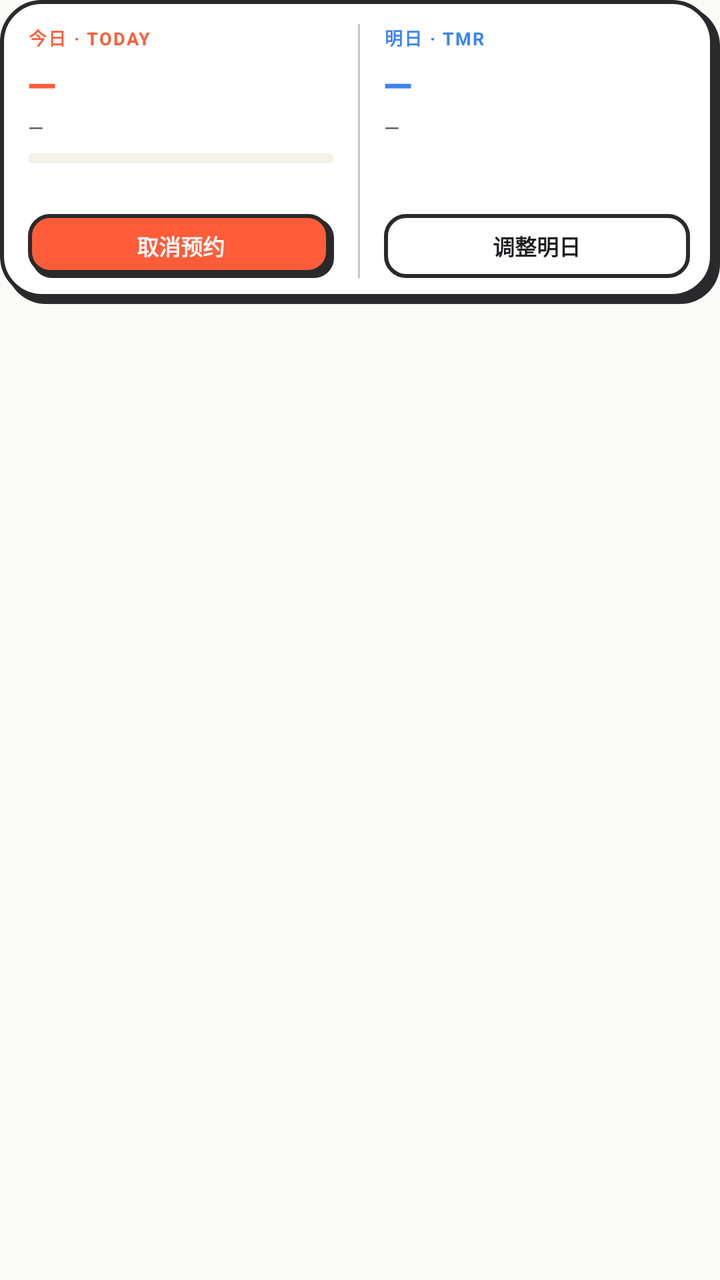
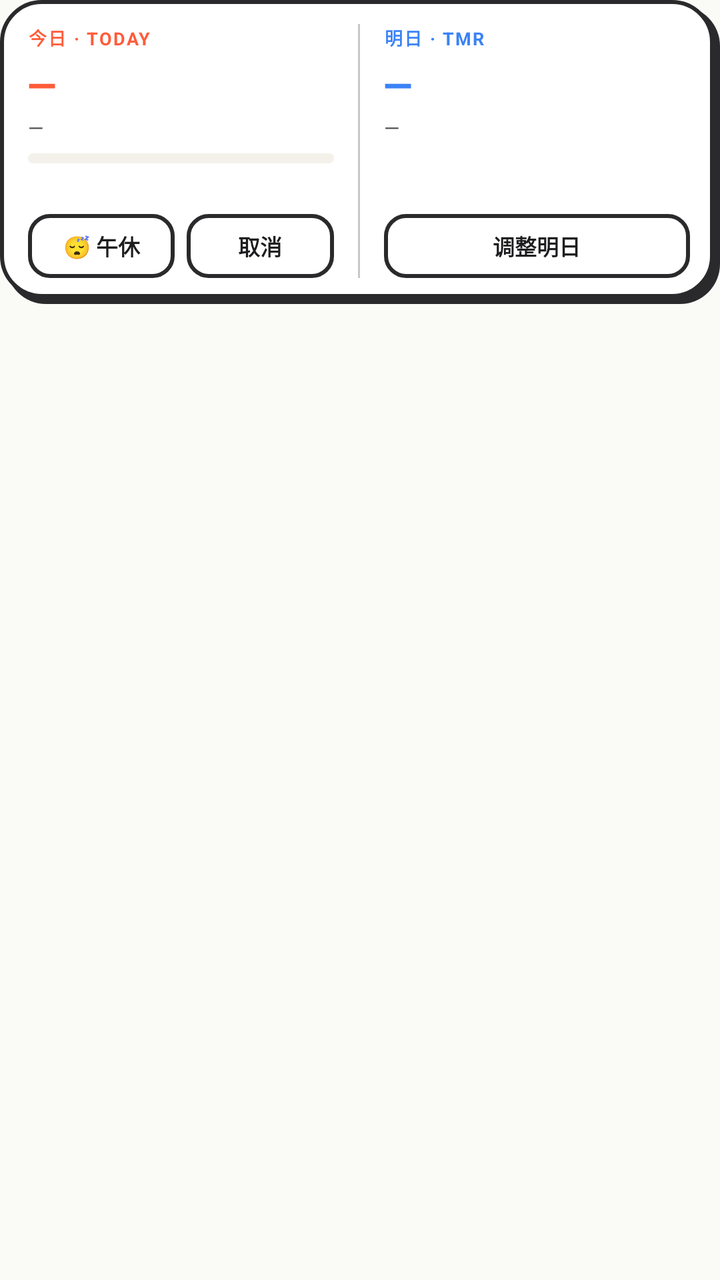

Compare the two renders of this Android layout. The source of the first and the diff that turns it into the second are given below.
<!-- AndroidManifest.xml: application theme Theme.AutoLib -->
<!-- res/layout/widget_medium.xml -->
<?xml version="1.0" encoding="utf-8"?>
<FrameLayout xmlns:android="http://schemas.android.com/apk/res/android"
    android:layout_width="match_parent"
    android:layout_height="match_parent">

    <LinearLayout
        android:id="@+id/w_root"
        android:layout_width="match_parent"
        android:layout_height="wrap_content"
        android:background="@drawable/bg_widget"
        android:baselineAligned="false"
        android:orientation="horizontal"
        android:paddingStart="14dp"
        android:paddingTop="12dp"
        android:paddingEnd="15dp"
        android:paddingBottom="13dp">

        
        <LinearLayout
            android:layout_width="0dp"
            android:layout_height="match_parent"
            android:layout_weight="1"
            android:orientation="vertical">

            <TextView
                android:layout_width="wrap_content"
                android:layout_height="wrap_content"
                android:letterSpacing="0.08"
                android:text="今日 · TODAY"
                android:textColor="@color/primary"
                android:textSize="9sp"
                android:textStyle="bold" />

            <TextView
                android:id="@+id/w_seat"
                android:layout_width="match_parent"
                android:layout_height="wrap_content"
                android:layout_marginTop="4dp"
                android:ellipsize="end"
                android:fontFamily="sans-serif-medium"
                android:letterSpacing="-0.02"
                android:maxLines="1"
                android:text="—"
                android:textColor="@color/primary"
                android:textSize="19sp"
                android:textStyle="bold" />

            <TextView
                android:id="@+id/w_time"
                android:layout_width="match_parent"
                android:layout_height="wrap_content"
                android:layout_marginTop="2dp"
                android:ellipsize="end"
                android:maxLines="1"
                android:text="—"
                android:textColor="@color/text_secondary"
                android:textSize="10sp" />

            <TextView
                android:id="@+id/w_badge"
                android:layout_width="wrap_content"
                android:layout_height="wrap_content"
                android:layout_marginTop="5dp"
                android:background="@drawable/bg_widget_badge_success"
                android:maxLines="1"
                android:paddingStart="7dp"
                android:paddingTop="2dp"
                android:paddingEnd="7dp"
                android:paddingBottom="2dp"
                android:text="已预约"
                android:textColor="@color/success"
                android:textSize="9sp"
                android:textStyle="bold"
                android:visibility="gone" />

            <ProgressBar
                android:id="@+id/w_progress"
                style="?android:attr/progressBarStyleHorizontal"
                android:layout_width="match_parent"
                android:layout_height="5dp"
                android:layout_marginTop="6dp"
                android:max="100"
                android:progress="0"
                android:progressDrawable="@drawable/progress_widget" />

            <TextView
                android:id="@+id/w_status"
                android:layout_width="match_parent"
                android:layout_height="wrap_content"
                android:layout_marginTop="3dp"
                android:ellipsize="end"
                android:maxLines="1"
                android:text=""
                android:textColor="@color/text_muted"
                android:textSize="9sp" />

            <FrameLayout
                android:layout_width="match_parent"
                android:layout_height="0dp"
                android:layout_weight="1"
                android:minHeight="10dp" />

            <TextView
                android:id="@+id/w_action"
                android:layout_width="match_parent"
                android:layout_height="32dp"
                android:background="@drawable/bg_widget_btn_accent"
                android:gravity="center"
                android:maxLines="1"
                android:text="取消预约"
                android:textColor="@color/on_primary"
                android:textSize="11sp"
                android:textStyle="bold" />
        </LinearLayout>

        <FrameLayout
            android:layout_width="1dp"
            android:layout_height="match_parent"
            android:layout_marginStart="12dp"
            android:layout_marginEnd="12dp"
            android:background="@color/stroke_muted" />

        
        <LinearLayout
            android:layout_width="0dp"
            android:layout_height="match_parent"
            android:layout_weight="1"
            android:orientation="vertical">

            <TextView
                android:layout_width="wrap_content"
                android:layout_height="wrap_content"
                android:letterSpacing="0.08"
                android:text="明日 · TMR"
                android:textColor="@color/tomorrow"
                android:textSize="9sp"
                android:textStyle="bold" />

            <TextView
                android:id="@+id/w_tmr_seat"
                android:layout_width="match_parent"
                android:layout_height="wrap_content"
                android:layout_marginTop="4dp"
                android:ellipsize="end"
                android:fontFamily="sans-serif-medium"
                android:letterSpacing="-0.02"
                android:maxLines="1"
                android:text="—"
                android:textColor="@color/tomorrow"
                android:textSize="19sp"
                android:textStyle="bold" />

            <TextView
                android:id="@+id/w_tmr_time"
                android:layout_width="match_parent"
                android:layout_height="wrap_content"
                android:layout_marginTop="2dp"
                android:ellipsize="end"
                android:maxLines="1"
                android:text="—"
                android:textColor="@color/text_secondary"
                android:textSize="10sp" />

            <TextView
                android:id="@+id/w_tmr_badge"
                android:layout_width="wrap_content"
                android:layout_height="wrap_content"
                android:layout_marginTop="5dp"
                android:background="@drawable/bg_widget_badge_tomorrow"
                android:maxLines="1"
                android:paddingStart="7dp"
                android:paddingTop="2dp"
                android:paddingEnd="7dp"
                android:paddingBottom="2dp"
                android:text="已预约"
                android:textColor="@color/tomorrow"
                android:textSize="9sp"
                android:textStyle="bold"
                android:visibility="gone" />

            <TextView
                android:id="@+id/w_tmr_hint"
                android:layout_width="match_parent"
                android:layout_height="wrap_content"
                android:layout_marginTop="4dp"
                android:ellipsize="end"
                android:maxLines="2"
                android:text=""
                android:textColor="@color/text_muted"
                android:textSize="9sp" />

            <FrameLayout
                android:layout_width="match_parent"
                android:layout_height="0dp"
                android:layout_weight="1"
                android:minHeight="10dp" />

            <TextView
                android:id="@+id/w_tmr_action"
                android:layout_width="match_parent"
                android:layout_height="32dp"
                android:background="@drawable/bg_widget_btn_outline"
                android:gravity="center"
                android:maxLines="1"
                android:text="调整明日"
                android:textColor="@color/text_primary"
                android:textSize="11sp"
                android:textStyle="bold" />
        </LinearLayout>
    </LinearLayout>
</FrameLayout>
<!-- resources referenced by this layout -->
<resources>
  <color name="on_primary">#FFFFFF</color>
  <color name="primary">#FF5C3A</color>
  <color name="stroke_muted">#C7C7CC</color>
  <color name="success">#10B981</color>
  <color name="text_muted">#8A8A90</color>
  <color name="text_primary">#1D1D1F</color>
  <color name="text_secondary">#4A4A4F</color>
  <color name="tomorrow">#3B82F6</color>
  <!-- drawable bg_widget_badge_success (drawable) -->
  <?xml version="1.0" encoding="utf-8"?>
  <shape xmlns:android="http://schemas.android.com/apk/res/android">
      <solid android:color="@color/success_soft" />
      <stroke
          android:width="1dp"
          android:color="@color/success" />
      <corners android:radius="20dp" />
  </shape>
  <!-- drawable bg_widget_badge_tomorrow (drawable) -->
  <?xml version="1.0" encoding="utf-8"?>
  <shape xmlns:android="http://schemas.android.com/apk/res/android">
      <solid android:color="@color/tomorrow_soft" />
      <stroke
          android:width="1dp"
          android:color="@color/tomorrow" />
      <corners android:radius="20dp" />
  </shape>
  <!-- drawable bg_widget_btn_accent (drawable) -->
  <?xml version="1.0" encoding="utf-8"?>
  <layer-list xmlns:android="http://schemas.android.com/apk/res/android">
      <item
          android:left="2dp"
          android:top="2dp">
          <shape>
              <solid android:color="@color/stroke" />
              <corners android:radius="10dp" />
          </shape>
      </item>
      <item
          android:bottom="2dp"
          android:right="2dp">
          <shape>
              <solid android:color="@color/primary" />
              <stroke
                  android:width="2dp"
                  android:color="@color/stroke" />
              <corners android:radius="10dp" />
          </shape>
      </item>
  </layer-list>
  <!-- drawable bg_widget_btn_outline (drawable) -->
  <?xml version="1.0" encoding="utf-8"?>
  <shape xmlns:android="http://schemas.android.com/apk/res/android">
      <solid android:color="@color/surface" />
      <stroke
          android:width="2dp"
          android:color="@color/stroke" />
      <corners android:radius="10dp" />
  </shape>
  <!-- drawable progress_widget (drawable) -->
  <?xml version="1.0" encoding="utf-8"?>
  <layer-list xmlns:android="http://schemas.android.com/apk/res/android">
      <item android:id="@android:id/background">
          <shape>
              <solid android:color="@color/surface_alt" />
              <corners android:radius="4dp" />
          </shape>
      </item>
      <item android:id="@android:id/progress">
          <clip>
              <shape>
                  <solid android:color="@color/primary" />
                  <corners android:radius="4dp" />
              </shape>
          </clip>
      </item>
  </layer-list>
  <color name="stroke">#2A2A2C</color>
  <color name="surface">#FFFFFF</color>
  <color name="success_soft">#EAF9F3</color>
  <color name="tomorrow_soft">#EEF5FF</color>
  <color name="surface_alt">#F3F1EA</color>
  <color name="primary_variant">#E84A2A</color>
  <color name="background">#FAFAF7</color>
  <style name="ThemeOverlay.AutoLib.Dialog" parent="ThemeOverlay.MaterialComponents.MaterialAlertDialog">
          <item name="colorSurface">@color/background</item>
          <item name="shapeAppearanceMediumComponent">@style/ShapeAppearance.AutoLib.Large</item>
      </style>
  <style name="ShapeAppearance.AutoLib.Large" parent="ShapeAppearance.MaterialComponents.LargeComponent">
          <item name="cornerFamily">rounded</item>
          <item name="cornerSize">18dp</item>
      </style>
  <!-- unchanged entries left out for length: 2 -->
</resources>

<!-- the commit's change to res/layout/widget_medium.xml (unified diff, before → after) -->
@@ -100,17 +100,40 @@
                 android:layout_weight="1"
                 android:minHeight="10dp" />
 
-            <TextView
-                android:id="@+id/w_action"
-                android:layout_width="match_parent"
-                android:layout_height="32dp"
-                android:background="@drawable/bg_widget_btn_accent"
-                android:gravity="center"
-                android:maxLines="1"
-                android:text="取消预约"
-                android:textColor="@color/on_primary"
-                android:textSize="11sp"
-                android:textStyle="bold" />
+            
+            <LinearLayout
+                android:layout_width="match_parent"
+                android:layout_height="wrap_content"
+                android:baselineAligned="false"
+                android:orientation="horizontal">
+
+                <TextView
+                    android:id="@+id/w_action"
+                    android:layout_width="0dp"
+                    android:layout_height="32dp"
+                    android:layout_weight="1"
+                    android:background="@drawable/bg_widget_btn_outline"
+                    android:gravity="center"
+                    android:maxLines="1"
+                    android:text="😴 午休"
+                    android:textColor="@color/text_primary"
+                    android:textSize="11sp"
+                    android:textStyle="bold" />
+
+                <TextView
+                    android:id="@+id/w_action_cancel"
+                    android:layout_width="0dp"
+                    android:layout_height="32dp"
+                    android:layout_marginStart="6dp"
+                    android:layout_weight="1"
+                    android:background="@drawable/bg_widget_btn_outline"
+                    android:gravity="center"
+                    android:maxLines="1"
+                    android:text="取消"
+                    android:textColor="@color/text_primary"
+                    android:textSize="11sp"
+                    android:textStyle="bold" />
+            </LinearLayout>
         </LinearLayout>
 
         <FrameLayout
<!-- resource entries referenced after the edit -->
@@ -26,29 +26,6 @@
           android:color="@color/tomorrow" />
       <corners android:radius="20dp" />
   </shape>
-  <!-- drawable bg_widget_btn_accent (drawable) -->
-  <?xml version="1.0" encoding="utf-8"?>
-  <layer-list xmlns:android="http://schemas.android.com/apk/res/android">
-      <item
-          android:left="2dp"
-          android:top="2dp">
-          <shape>
-              <solid android:color="@color/stroke" />
-              <corners android:radius="10dp" />
-          </shape>
-      </item>
-      <item
-          android:bottom="2dp"
-          android:right="2dp">
-          <shape>
-              <solid android:color="@color/primary" />
-              <stroke
-                  android:width="2dp"
-                  android:color="@color/stroke" />
-              <corners android:radius="10dp" />
-          </shape>
-      </item>
-  </layer-list>
   <!-- drawable bg_widget_btn_outline (drawable) -->
   <?xml version="1.0" encoding="utf-8"?>
   <shape xmlns:android="http://schemas.android.com/apk/res/android">
